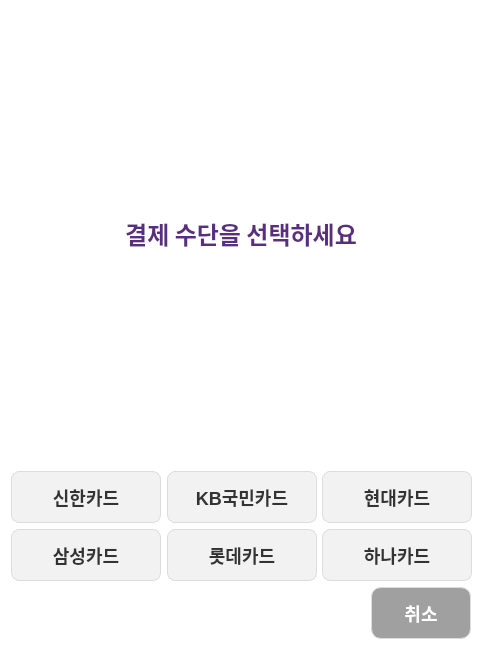
minki9252/TheVentiKiosk, file VentiApp/Payment/paymethodview.ui: the form before one commit.
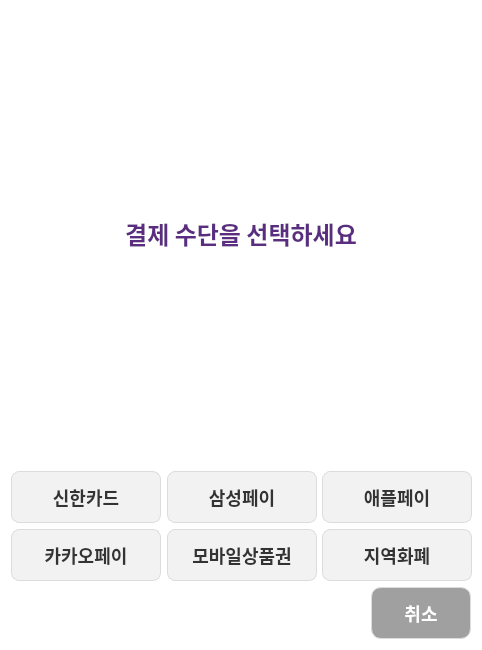
The form after the commit.

The edit to the form file:
```diff
--- a/VentiApp/Payment/paymethodview.ui
+++ b/VentiApp/Payment/paymethodview.ui
@@ -135,7 +135,7 @@
         </size>
        </property>
        <property name="text">
-        <string>KB국민카드</string>
+        <string>삼성페이</string>
        </property>
       </widget>
      </item>
@@ -148,7 +148,7 @@
         </size>
        </property>
        <property name="text">
-        <string>현대카드</string>
+        <string>애플페이</string>
        </property>
       </widget>
      </item>
@@ -161,7 +161,7 @@
         </size>
        </property>
        <property name="text">
-        <string>삼성카드</string>
+        <string>카카오페이</string>
        </property>
       </widget>
      </item>
@@ -174,7 +174,7 @@
         </size>
        </property>
        <property name="text">
-        <string>롯데카드</string>
+        <string>모바일상품권</string>
        </property>
       </widget>
      </item>
@@ -187,7 +187,7 @@
         </size>
        </property>
        <property name="text">
-        <string>하나카드</string>
+        <string>지역화폐</string>
        </property>
       </widget>
      </item>
```
